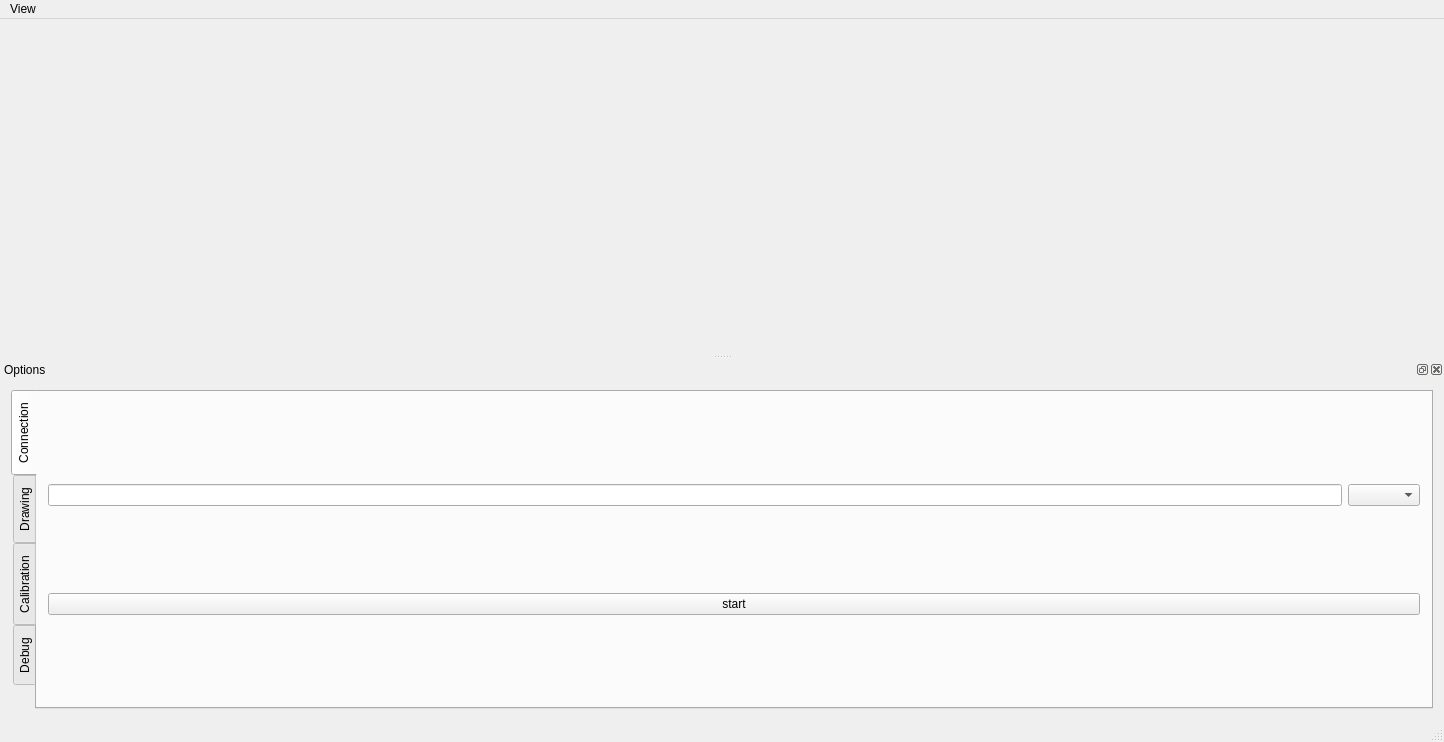
This is mainwindow.ui in janisozaur/inz_stickman as Qt 5 draws it before an edit. The edited form follows.
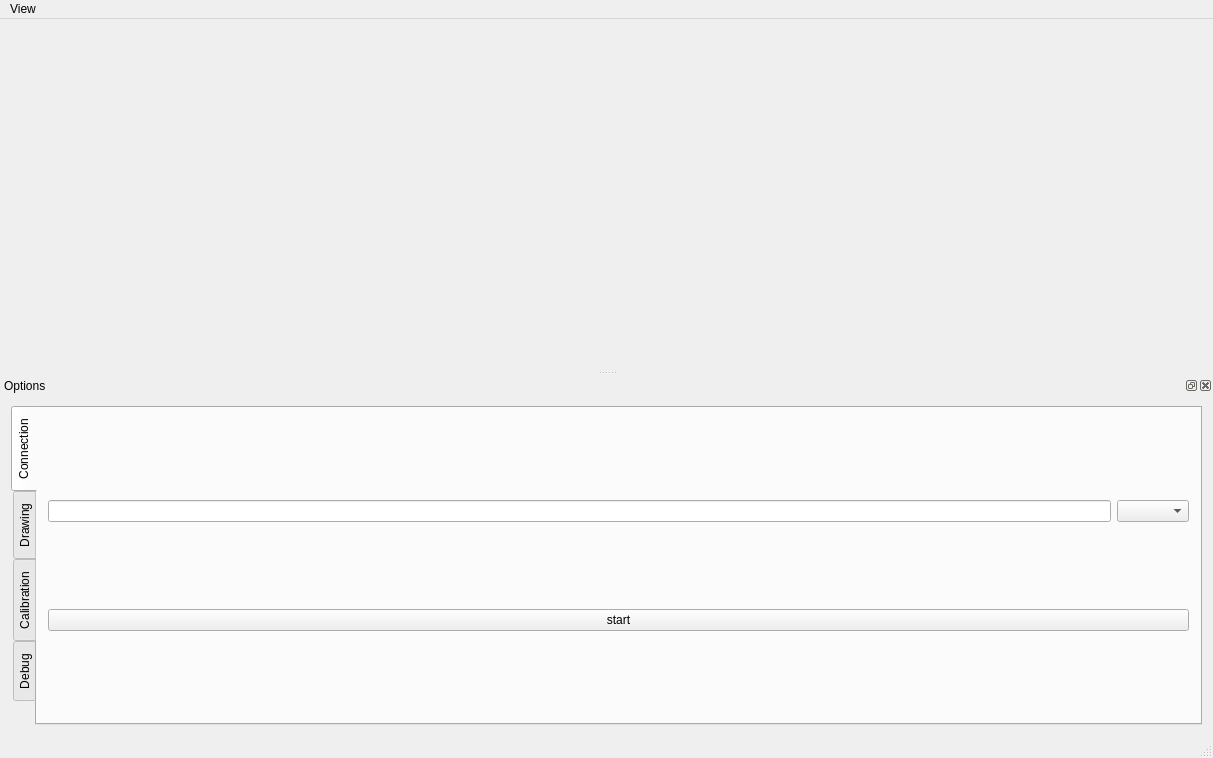
This is the edited form. Custom widgets are drawn as their Qt base class.

Commit message: fix a small leak, use smaller form by default

The edit to the form file:
```diff
--- a/mainwindow.ui
+++ b/mainwindow.ui
@@ -6,8 +6,8 @@
    <rect>
     <x>0</x>
     <y>0</y>
-    <width>1444</width>
-    <height>742</height>
+    <width>1213</width>
+    <height>758</height>
    </rect>
   </property>
   <property name="windowTitle">
@@ -39,7 +39,7 @@
     <rect>
      <x>0</x>
      <y>0</y>
-     <width>1444</width>
+     <width>1213</width>
      <height>25</height>
     </rect>
    </property>
```
The commit also changes 2 other files.
